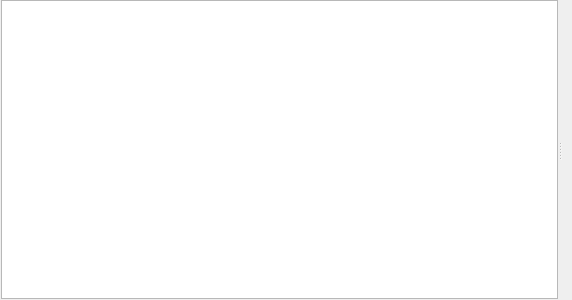
The window that client_widgets/database_widgets/resultswidget.ui (grigp/a-analyser) describes before a commit, drawn with Qt 5.
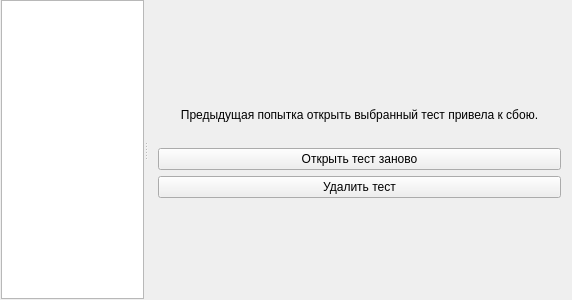
The same window after the commit. Custom widgets are drawn as their Qt base class.

Commit message: При повторном открытии теста с ошибкой возникает сообщение о том, что тест не может быть открыт и предложение его удалить.

The edit to the form file:
```diff
--- a/client_widgets/database_widgets/resultswidget.ui
+++ b/client_widgets/database_widgets/resultswidget.ui
@@ -68,6 +68,78 @@
        <item>
         <widget class="EmptyWidget" name="wgtNoTest" native="true"/>
        </item>
+       <item>
+        <widget class="QWidget" name="wgtBugTest" native="true">
+         <layout class="QVBoxLayout" name="verticalLayout">
+          <item>
+           <spacer name="verticalSpacer">
+            <property name="orientation">
+             <enum>Qt::Vertical</enum>
+            </property>
+            <property name="sizeHint" stdset="0">
+             <size>
+              <width>20</width>
+              <height>40</height>
+             </size>
+            </property>
+           </spacer>
+          </item>
+          <item>
+           <widget class="QLabel" name="lblBugTestInfo">
+            <property name="text">
+             <string>Предыдущая попытка открыть выбранный тест привела к сбою.</string>
+            </property>
+            <property name="alignment">
+             <set>Qt::AlignCenter</set>
+            </property>
+           </widget>
+          </item>
+          <item>
+           <spacer name="verticalSpacer_3">
+            <property name="orientation">
+             <enum>Qt::Vertical</enum>
+            </property>
+            <property name="sizeType">
+             <enum>QSizePolicy::Fixed</enum>
+            </property>
+            <property name="sizeHint" stdset="0">
+             <size>
+              <width>20</width>
+              <height>20</height>
+             </size>
+            </property>
+           </spacer>
+          </item>
+          <item>
+           <widget class="QPushButton" name="btnOpenTest">
+            <property name="text">
+             <string>Открыть тест заново</string>
+            </property>
+           </widget>
+          </item>
+          <item>
+           <widget class="QPushButton" name="btnDeleteTest">
+            <property name="text">
+             <string>Удалить тест</string>
+            </property>
+           </widget>
+          </item>
+          <item>
+           <spacer name="verticalSpacer_2">
+            <property name="orientation">
+             <enum>Qt::Vertical</enum>
+            </property>
+            <property name="sizeHint" stdset="0">
+             <size>
+              <width>20</width>
+              <height>40</height>
+             </size>
+            </property>
+           </spacer>
+          </item>
+         </layout>
+        </widget>
+       </item>
       </layout>
      </widget>
     </widget>
```
Left out of the diff: 34 changed lines with no effect on the pictures. The commit also changes 11 other files.
